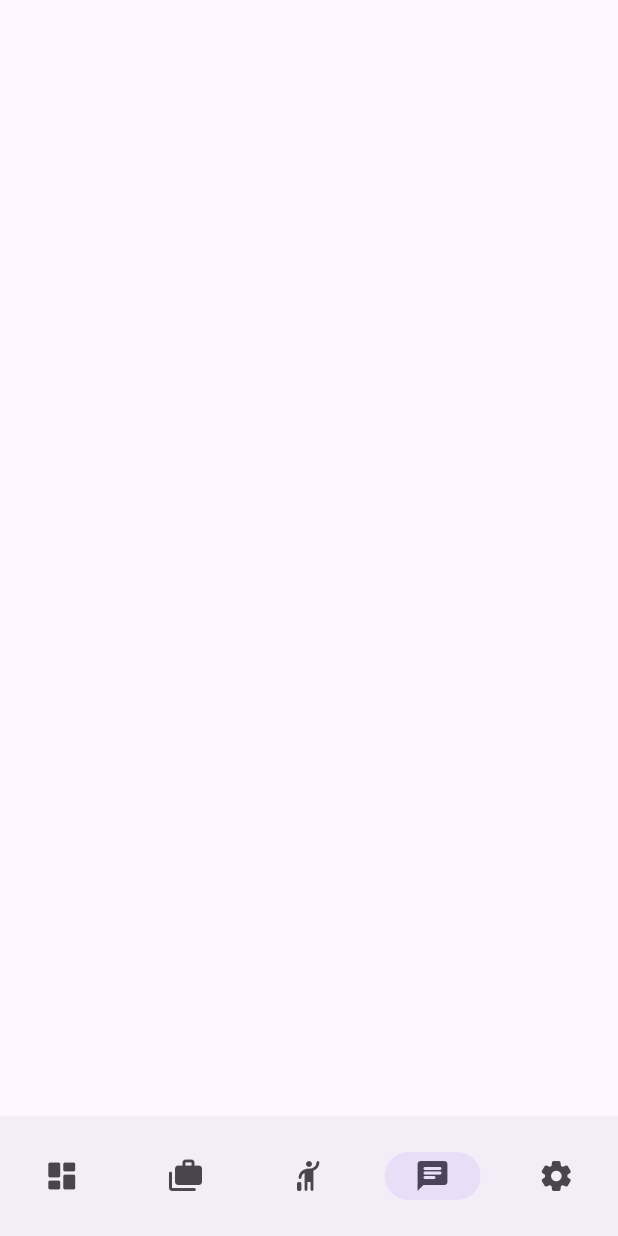
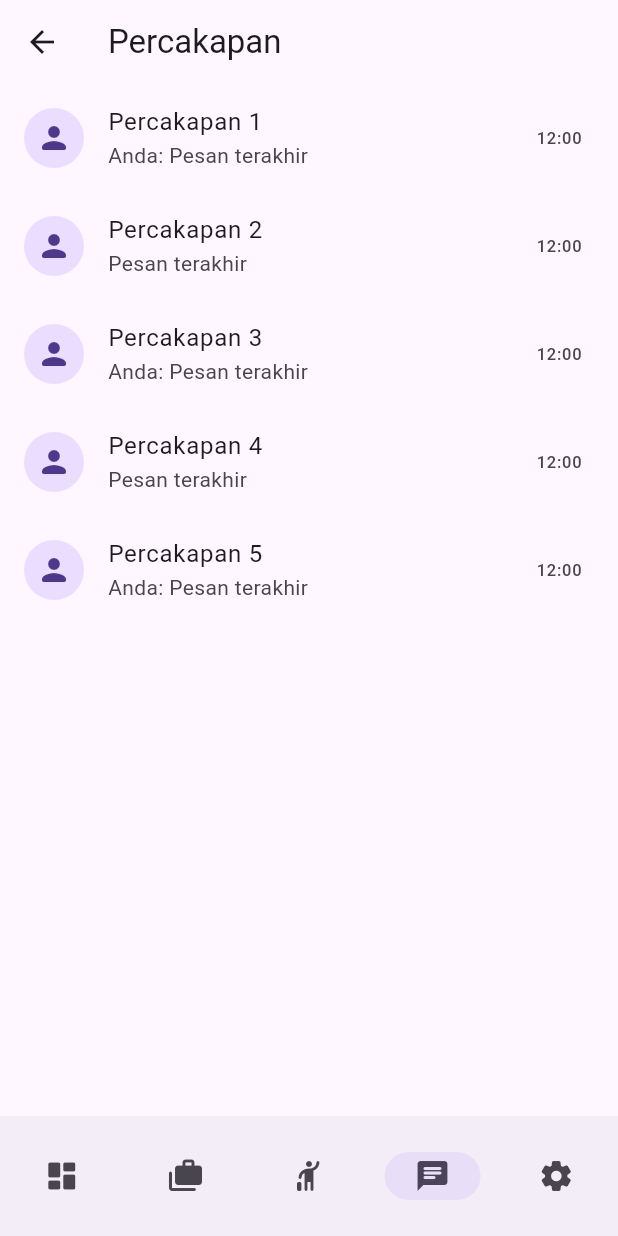
Before and after one commit to unitip/mobile, a Flutter app: the HomeScreen screen opened by its route, item 4 of the bottom bar chosen, on a phone screen of 412 x 824 dp. Run offline on Flutter 3.47's test engine with Material 3 defaults, Android fonts, the phone set to English and light mode, and no system bars; our stand-ins replace auto_route, dartz, flutter_dotenv, flutter_hooks, freezed_annotation, hooks_riverpod and 2 more; accounts and stored records are empty; generated files the repository leaves out were written again.

Commit message:
feat(chat): basic ui

```diff
--- /dev/null
+++ b/lib/features/chat/presentation/list_chat/screen.dart
@@ -0,0 +1,32 @@
+import 'package:auto_route/auto_route.dart';
+import 'package:flutter/material.dart';
+import 'package:hooks_riverpod/hooks_riverpod.dart';
+import 'package:unitip/routing/router.gr.dart';
+
+@RoutePage()
+class ListChatScreen extends HookConsumerWidget {
+  const ListChatScreen({super.key});
+
+  @override
+  Widget build(BuildContext context, WidgetRef ref) {
+    return Scaffold(
+      appBar: AppBar(
+        title: Text('Percakapan'),
+      ),
+      body: ListView.builder(
+        itemCount: 5,
+        itemBuilder: (context, index) {
+          return ListTile(
+            leading: CircleAvatar(
+              child: Icon(Icons.person_rounded),
+            ),
+            title: Text('Percakapan ${index + 1}'),
+            subtitle: Text('${index % 2 == 0 ? 'Anda: ' : ''}Pesan terakhir'),
+            trailing: Text('12:00'),
+            onTap: () => context.router.push(ChatRoute()),
+          );
+        },
+      ),
+    );
+  }
+}
--- a/lib/features/chat/presentation/screen.dart
+++ /dev/null
@@ -1,12 +0,0 @@
-import 'package:auto_route/auto_route.dart';
-import 'package:flutter/material.dart';
-import 'package:hooks_riverpod/hooks_riverpod.dart';
-
-@RoutePage()
-class ChatScreen extends HookConsumerWidget {
-  const ChatScreen({super.key});
-  @override
-  Widget build(BuildContext context, WidgetRef ref) {
-    return Container();
-  }
-}
--- a/lib/features/home/presentation/screen.dart
+++ b/lib/features/home/presentation/screen.dart
@@ -14,7 +14,7 @@ class HomeScreen extends HookConsumerWidget {
         DashboardRoute(),
         JobRoute(),
         OfferRoute(),
-        ChatRoute(),
+        ListChatRoute(),
         SettingRoute(),
       ],
       bottomNavigationBuilder: (context, tabsRouter) => NavigationBar(
--- a/lib/routing/router.dart
+++ b/lib/routing/router.dart
@@ -14,9 +14,12 @@ class AppRouter extends RootStackRouter {
 
   @override
   List<AutoRoute> get routes => [
+        // authentication
         AutoRoute(
           page: AuthRoute.page,
         ),
+
+        // home
         AutoRoute(
           page: HomeRoute.page,
           initial: true,
@@ -30,8 +33,19 @@ class AppRouter extends RootStackRouter {
             AutoRoute(page: DashboardRoute.page),
             AutoRoute(page: JobRoute.page),
             AutoRoute(page: OfferRoute.page),
-            AutoRoute(page: ChatRoute.page),
+            AutoRoute(page: ListChatRoute.page),
             AutoRoute(page: SettingRoute.page),
+          ],
+        ),
+
+        // chat
+        AutoRoute(
+          page: ChatRoute.page,
+          guards: [
+            AuthGuard(
+              authenticationRepository:
+                  ref.read(authenticationRepositoryProvider),
+            )
           ],
         ),
       ];
```
Also changed, not shown: lib/features/chat/presentation/chat/screen.dart (added, +62 -0 lines), lib/routing/router.gr.dart.
